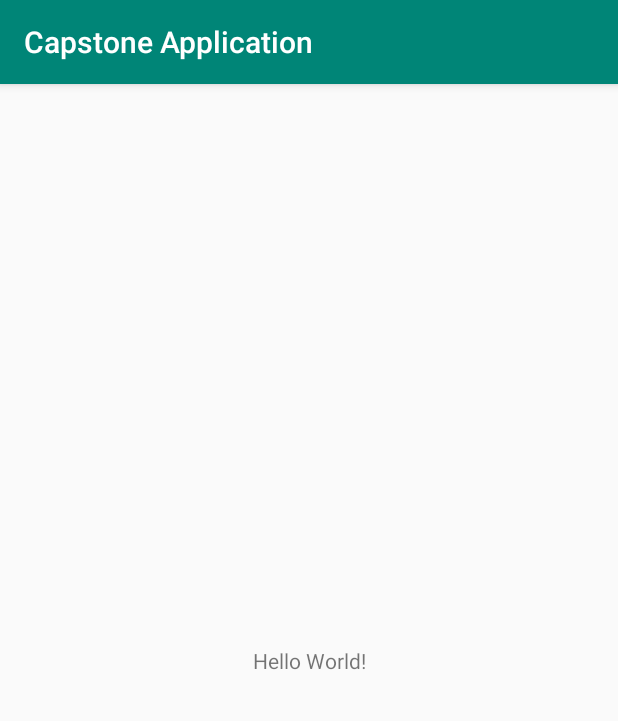
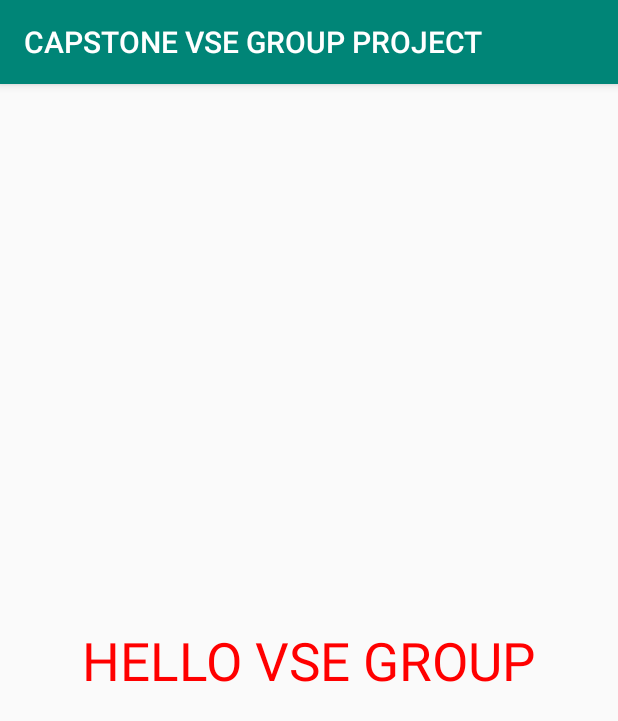
Before and after one commit to thehatch4815162342/Capstone-Application, an Android app: the screen it shows after launch (MainActivity), on a phone screen of 412 x 824 dp. Shown: the top 721 px of the screen. Run offline under Robolectric (Android 15) with nearby library versions, the phone set to English and light mode, and no system bars.

```diff
--- a/app/src/main/AndroidManifest.xml
+++ b/app/src/main/AndroidManifest.xml
@@ -5,10 +5,11 @@
     <application
         android:allowBackup="true"
         android:icon="@mipmap/ic_launcher"
-        android:label="@string/app_name"
+        android:label="CAPSTONE VSE GROUP PROJECT"
         android:roundIcon="@mipmap/ic_launcher_round"
         android:supportsRtl="true"
         android:theme="@style/AppTheme">
+        <activity android:name=".Activity_swallis1Github"></activity>
         <activity android:name=".MainActivity">
             <intent-filter>
                 <action android:name="android.intent.action.MAIN" />
--- a/app/src/main/res/layout/activity_main.xml
+++ b/app/src/main/res/layout/activity_main.xml
@@ -9,10 +9,13 @@
     <TextView
         android:layout_width="wrap_content"
         android:layout_height="wrap_content"
-        android:text="Hello World!"
+        android:textColor="#F00"
+        android:textSize = "35dp"
+        android:text="HELLO VSE GROUP"
         app:layout_constraintBottom_toBottomOf="parent"
         app:layout_constraintLeft_toLeftOf="parent"
         app:layout_constraintRight_toRightOf="parent"
         app:layout_constraintTop_toTopOf="parent" />
 
+
 </androidx.constraintlayout.widget.ConstraintLayout>
```
Also changed, not shown: app/src/main/java/com/example/capstoneapplication/Activity_swallis1Github.java (added, +14 -0 lines), app/src/main/res/layout/activity_swallis1_github.xml (added, +9 -0 lines).
